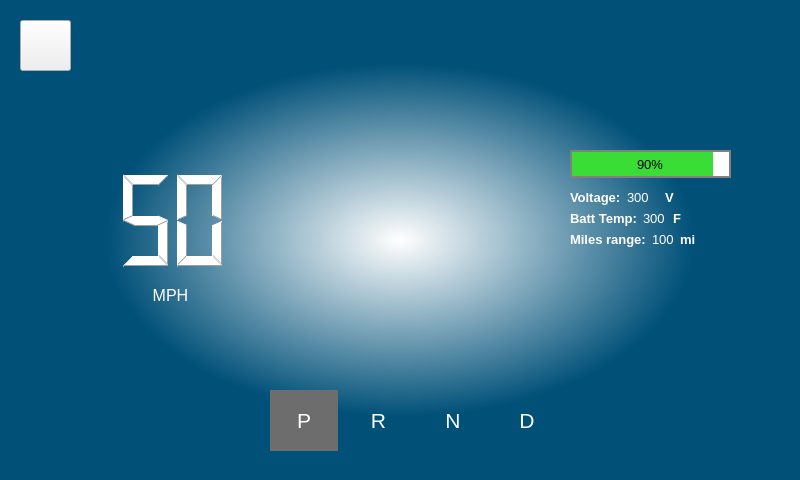
Above: Dashboard.ui from uci-solar-car/Production-Dashboard-Code before the change. Below: the same form after it.
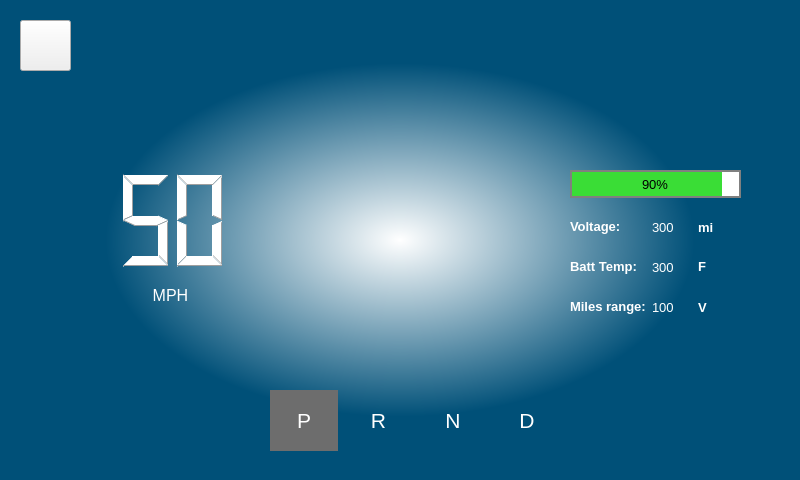
That is the form after the change. Icons and pictures are not drawn.

Commit message: Replaced layout to grid

Patch:
```diff
--- a/Dashboard.ui
+++ b/Dashboard.ui
@@ -53,181 +53,6 @@
      <string>&lt;html&gt;&lt;head/&gt;&lt;body&gt;&lt;p align=&quot;center&quot;&gt;&lt;img src=&quot;:/img/logo&quot;width=&quot;220&quot; height=&quot;190&quot;/&gt;&lt;/p&gt;&lt;/body&gt;&lt;/html&gt;</string>
     </property>
    </widget>
-   <widget class="QWidget" name="verticalLayoutWidget">
-    <property name="geometry">
-     <rect>
-      <x>570</x>
-      <y>190</y>
-      <width>191</width>
-      <height>191</height>
-     </rect>
-    </property>
-    <layout class="QVBoxLayout" name="verticalLayout">
-     <property name="sizeConstraint">
-      <enum>QLayout::SetFixedSize</enum>
-     </property>
-     <item>
-      <layout class="QHBoxLayout" name="horizontalLayout_6">
-       <item>
-        <widget class="QLabel" name="voltageLabel">
-         <property name="font">
-          <font>
-           <pointsize>10</pointsize>
-           <weight>75</weight>
-           <bold>true</bold>
-          </font>
-         </property>
-         <property name="styleSheet">
-          <string notr="true"/>
-         </property>
-         <property name="text">
-          <string>&lt;html&gt;&lt;head/&gt;&lt;body&gt;&lt;p&gt;&lt;span style=&quot; color:#ffffff;&quot;&gt;Voltage:&lt;/span&gt;&lt;/p&gt;&lt;/body&gt;&lt;/html&gt;</string>
-         </property>
-        </widget>
-       </item>
-       <item>
-        <widget class="QLabel" name="voltageText">
-         <property name="font">
-          <font>
-           <pointsize>10</pointsize>
-           <weight>50</weight>
-           <italic>false</italic>
-           <bold>false</bold>
-          </font>
-         </property>
-         <property name="styleSheet">
-          <string notr="true">color: rgb(255,255,255)</string>
-         </property>
-         <property name="text">
-          <string>300</string>
-         </property>
-        </widget>
-       </item>
-       <item>
-        <widget class="QLabel" name="voltageUnitLabel">
-         <property name="font">
-          <font>
-           <pointsize>10</pointsize>
-           <weight>75</weight>
-           <bold>true</bold>
-          </font>
-         </property>
-         <property name="styleSheet">
-          <string notr="true">color: rgb(255,255,255)</string>
-         </property>
-         <property name="text">
-          <string>V</string>
-         </property>
-        </widget>
-       </item>
-      </layout>
-     </item>
-     <item>
-      <layout class="QHBoxLayout" name="horizontalLayout_4">
-       <item>
-        <widget class="QLabel" name="batteryTemperatureLabel">
-         <property name="font">
-          <font>
-           <pointsize>10</pointsize>
-           <weight>75</weight>
-           <bold>true</bold>
-          </font>
-         </property>
-         <property name="text">
-          <string>&lt;html&gt;&lt;head/&gt;&lt;body&gt;&lt;p&gt;&lt;span style=&quot; color:#ffffff;&quot;&gt;Batt Temp:&lt;/span&gt;&lt;/p&gt;&lt;/body&gt;&lt;/html&gt;</string>
-         </property>
-        </widget>
-       </item>
-       <item>
-        <widget class="QLabel" name="batteryTemperatureText">
-         <property name="font">
-          <font>
-           <pointsize>10</pointsize>
-          </font>
-         </property>
-         <property name="styleSheet">
-          <string notr="true">color: rgb(255,255,255)</string>
-         </property>
-         <property name="text">
-          <string>300</string>
-         </property>
-        </widget>
-       </item>
-       <item>
-        <widget class="QLabel" name="fahrenheitUnitLabel">
-         <property name="font">
-          <font>
-           <pointsize>10</pointsize>
-           <weight>75</weight>
-           <bold>true</bold>
-          </font>
-         </property>
-         <property name="styleSheet">
-          <string notr="true">color: rgb(255,255,255)</string>
-         </property>
-         <property name="text">
-          <string>F</string>
-         </property>
-        </widget>
-       </item>
-      </layout>
-     </item>
-     <item>
-      <layout class="QHBoxLayout" name="horizontalLayout_2">
-       <item>
-        <widget class="QLabel" name="milesLabel">
-         <property name="font">
-          <font>
-           <pointsize>10</pointsize>
-           <weight>75</weight>
-           <bold>true</bold>
-           <strikeout>false</strikeout>
-          </font>
-         </property>
-         <property name="styleSheet">
-          <string notr="true">color: white</string>
-         </property>
-         <property name="text">
-          <string>&lt;html&gt;&lt;head/&gt;&lt;body&gt;&lt;p&gt;Miles range:&lt;/p&gt;&lt;/body&gt;&lt;/html&gt;</string>
-         </property>
-        </widget>
-       </item>
-       <item>
-        <widget class="QLabel" name="milesText">
-         <property name="font">
-          <font>
-           <pointsize>10</pointsize>
-          </font>
-         </property>
-         <property name="styleSheet">
-          <string notr="true">color: white</string>
-         </property>
-         <property name="text">
-          <string>100</string>
-         </property>
-        </widget>
-       </item>
-       <item>
-        <widget class="QLabel" name="milesUnitLabel">
-         <property name="font">
-          <font>
-           <pointsize>10</pointsize>
-           <weight>75</weight>
-           <bold>true</bold>
-          </font>
-         </property>
-         <property name="styleSheet">
-          <string notr="true">color: rgb(255,255,255)</string>
-         </property>
-         <property name="text">
-          <string>mi</string>
-         </property>
-        </widget>
-       </item>
-      </layout>
-     </item>
-    </layout>
-   </widget>
    <widget class="QWidget" name="horizontalLayoutWidget_5">
     <property name="geometry">
      <rect>
@@ -392,12 +217,172 @@
      <string>&lt;html&gt;&lt;head/&gt;&lt;body&gt;&lt;p align=&quot;center&quot;&gt;&lt;img src=&quot;:/img/warning&quot;/&gt;&lt;/p&gt;&lt;/body&gt;&lt;/html&gt;</string>
     </property>
    </widget>
+   <widget class="QWidget" name="gridLayoutWidget">
+    <property name="geometry">
+     <rect>
+      <x>570</x>
+      <y>210</y>
+      <width>168</width>
+      <height>114</height>
+     </rect>
+    </property>
+    <layout class="QGridLayout" name="gridLayout">
+     <item row="1" column="2">
+      <widget class="QLabel" name="fahrenheitUnitLabel">
+       <property name="font">
+        <font>
+         <pointsize>10</pointsize>
+         <weight>75</weight>
+         <bold>true</bold>
+        </font>
+       </property>
+       <property name="styleSheet">
+        <string notr="true">color: rgb(255,255,255)</string>
+       </property>
+       <property name="text">
+        <string>&lt;html&gt;&lt;head/&gt;&lt;body&gt;&lt;p&gt;F&lt;/p&gt;&lt;/body&gt;&lt;/html&gt;</string>
+       </property>
+      </widget>
+     </item>
+     <item row="1" column="1">
+      <widget class="QLabel" name="batteryTemperatureText">
+       <property name="font">
+        <font>
+         <pointsize>10</pointsize>
+        </font>
+       </property>
+       <property name="styleSheet">
+        <string notr="true">color: rgb(255,255,255)</string>
+       </property>
+       <property name="text">
+        <string>300</string>
+       </property>
+      </widget>
+     </item>
+     <item row="0" column="0">
+      <widget class="QLabel" name="voltageLabel">
+       <property name="font">
+        <font>
+         <pointsize>10</pointsize>
+         <weight>75</weight>
+         <bold>true</bold>
+        </font>
+       </property>
+       <property name="styleSheet">
+        <string notr="true"/>
+       </property>
+       <property name="text">
+        <string>&lt;html&gt;&lt;head/&gt;&lt;body&gt;&lt;p&gt;&lt;span style=&quot; color:#ffffff;&quot;&gt;Voltage:&lt;/span&gt;&lt;/p&gt;&lt;/body&gt;&lt;/html&gt;</string>
+       </property>
+      </widget>
+     </item>
+     <item row="0" column="1">
+      <widget class="QLabel" name="voltageText">
+       <property name="font">
+        <font>
+         <pointsize>10</pointsize>
+         <weight>50</weight>
+         <italic>false</italic>
+         <bold>false</bold>
+        </font>
+       </property>
+       <property name="styleSheet">
+        <string notr="true">color: rgb(255,255,255)</string>
+       </property>
+       <property name="text">
+        <string>300</string>
+       </property>
+      </widget>
+     </item>
+     <item row="2" column="2">
+      <widget class="QLabel" name="voltageUnitLabel">
+       <property name="font">
+        <font>
+         <pointsize>10</pointsize>
+         <weight>75</weight>
+         <bold>true</bold>
+        </font>
+       </property>
+       <property name="styleSheet">
+        <string notr="true">color: rgb(255,255,255)</string>
+       </property>
+       <property name="text">
+        <string>V</string>
+       </property>
+      </widget>
+     </item>
+     <item row="0" column="2">
+      <widget class="QLabel" name="milesUnitLabel">
+       <property name="font">
+        <font>
+         <pointsize>10</pointsize>
+         <weight>75</weight>
+         <bold>true</bold>
+        </font>
+       </property>
+       <property name="styleSheet">
+        <string notr="true">color: rgb(255,255,255)</string>
+       </property>
+       <property name="text">
+        <string>mi</string>
+       </property>
+      </widget>
+     </item>
+     <item row="1" column="0">
+      <widget class="QLabel" name="batteryTemperatureLabel">
+       <property name="font">
+        <font>
+         <pointsize>10</pointsize>
+         <weight>75</weight>
+         <bold>true</bold>
+        </font>
+       </property>
+       <property name="text">
+        <string>&lt;html&gt;&lt;head/&gt;&lt;body&gt;&lt;p&gt;&lt;span style=&quot; color:#ffffff;&quot;&gt;Batt Temp:&lt;/span&gt;&lt;/p&gt;&lt;/body&gt;&lt;/html&gt;</string>
+       </property>
+      </widget>
+     </item>
+     <item row="2" column="0">
+      <widget class="QLabel" name="milesLabel">
+       <property name="font">
+        <font>
+         <pointsize>10</pointsize>
+         <weight>75</weight>
+         <bold>true</bold>
+         <strikeout>false</strikeout>
+        </font>
+       </property>
+       <property name="styleSheet">
+        <string notr="true">color: white</string>
+       </property>
+       <property name="text">
+        <string>&lt;html&gt;&lt;head/&gt;&lt;body&gt;&lt;p&gt;Miles range:&lt;/p&gt;&lt;/body&gt;&lt;/html&gt;</string>
+       </property>
+      </widget>
+     </item>
+     <item row="2" column="1">
+      <widget class="QLabel" name="milesText">
+       <property name="font">
+        <font>
+         <pointsize>10</pointsize>
+        </font>
+       </property>
+       <property name="styleSheet">
+        <string notr="true">color: white</string>
+       </property>
+       <property name="text">
+        <string>100</string>
+       </property>
+      </widget>
+     </item>
+    </layout>
+   </widget>
    <widget class="QProgressBar" name="chargePercentageBar">
     <property name="geometry">
      <rect>
       <x>570</x>
-      <y>150</y>
-      <width>161</width>
+      <y>170</y>
+      <width>171</width>
       <height>28</height>
      </rect>
     </property>
```
The commit also changes 1 other file.
